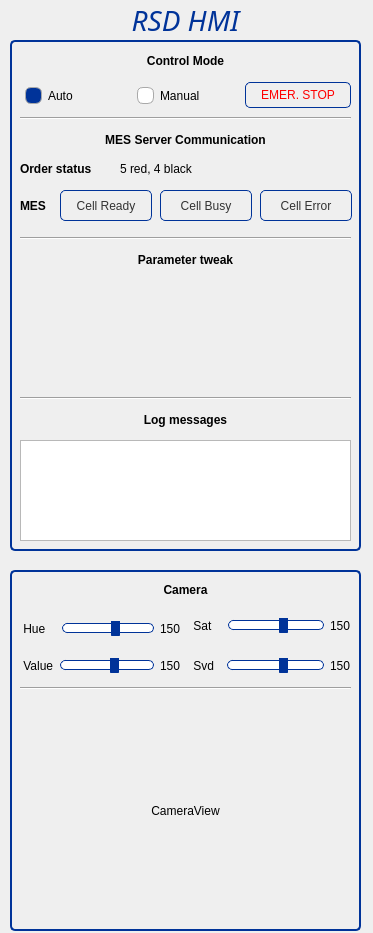
First picture: the form in RC_HMI/src/HMIWidget.ui, repository rsbGroup1/rc_rsd, before the edit.
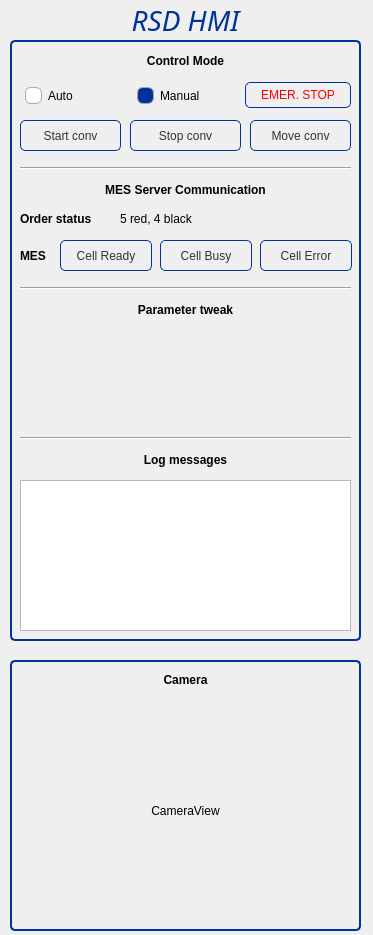
Second picture: the form after the edit.

Patch:
```diff
--- a/RC_HMI/src/HMIWidget.ui
+++ b/RC_HMI/src/HMIWidget.ui
@@ -7,7 +7,7 @@
     <x>0</x>
     <y>0</y>
     <width>373</width>
-    <height>933</height>
+    <height>935</height>
    </rect>
   </property>
   <property name="windowTitle">
@@ -17,9 +17,9 @@
    <property name="geometry">
     <rect>
      <x>10</x>
-     <y>570</y>
+     <y>660</y>
      <width>351</width>
-     <height>361</height>
+     <height>271</height>
     </rect>
    </property>
    <property name="styleSheet">
@@ -35,7 +35,7 @@
     <property name="geometry">
      <rect>
       <x>10</x>
-      <y>130</y>
+      <y>40</y>
       <width>331</width>
       <height>221</height>
      </rect>
@@ -69,260 +69,6 @@
      <set>Qt::AlignCenter</set>
     </property>
    </widget>
-   <widget class="QWidget" name="horizontalLayoutWidget">
-    <property name="geometry">
-     <rect>
-      <x>10</x>
-      <y>40</y>
-      <width>161</width>
-      <height>37</height>
-     </rect>
-    </property>
-    <layout class="QHBoxLayout" name="horizontalLayout">
-     <item>
-      <widget class="QLabel" name="label_3">
-       <property name="text">
-        <string> Hue   </string>
-       </property>
-      </widget>
-     </item>
-     <item>
-      <widget class="QSlider" name="horizontalSlider">
-       <property name="focusPolicy">
-        <enum>Qt::NoFocus</enum>
-       </property>
-       <property name="contextMenuPolicy">
-        <enum>Qt::DefaultContextMenu</enum>
-       </property>
-       <property name="styleSheet">
-        <string notr="true">QSlider::groove:horizontal {
-border: 1px solid #003399;
-height: 8px;
-background: white;
-border-radius: 5px;
-}
-
-QSlider::handle:horizontal {
-background: #003399;
-border: 1px solid #003399;
-width: 7px;
-margin: -5px 0; 
-border-radius: 2px;
-}</string>
-       </property>
-       <property name="maximum">
-        <number>255</number>
-       </property>
-       <property name="value">
-        <number>150</number>
-       </property>
-       <property name="tracking">
-        <bool>false</bool>
-       </property>
-       <property name="orientation">
-        <enum>Qt::Horizontal</enum>
-       </property>
-      </widget>
-     </item>
-     <item>
-      <widget class="QLabel" name="label_7">
-       <property name="text">
-        <string>150</string>
-       </property>
-      </widget>
-     </item>
-    </layout>
-   </widget>
-   <widget class="QWidget" name="horizontalLayoutWidget_2">
-    <property name="geometry">
-     <rect>
-      <x>10</x>
-      <y>80</y>
-      <width>161</width>
-      <height>31</height>
-     </rect>
-    </property>
-    <layout class="QHBoxLayout" name="horizontalLayout_2">
-     <item>
-      <widget class="QLabel" name="label_8">
-       <property name="text">
-        <string> Value</string>
-       </property>
-      </widget>
-     </item>
-     <item>
-      <widget class="QSlider" name="horizontalSlider_2">
-       <property name="focusPolicy">
-        <enum>Qt::NoFocus</enum>
-       </property>
-       <property name="styleSheet">
-        <string notr="true">QSlider::groove:horizontal {
-border: 1px solid #003399;
-height: 8px;
-background: white;
-border-radius: 5px;
-}
-
-QSlider::handle:horizontal {
-background: #003399;
-border: 1px solid #003399;
-width: 7px;
-margin: -5px 0; 
-border-radius: 2px;
-}</string>
-       </property>
-       <property name="maximum">
-        <number>255</number>
-       </property>
-       <property name="value">
-        <number>150</number>
-       </property>
-       <property name="orientation">
-        <enum>Qt::Horizontal</enum>
-       </property>
-      </widget>
-     </item>
-     <item>
-      <widget class="QLabel" name="label_9">
-       <property name="text">
-        <string>150</string>
-       </property>
-      </widget>
-     </item>
-    </layout>
-   </widget>
-   <widget class="QWidget" name="horizontalLayoutWidget_3">
-    <property name="geometry">
-     <rect>
-      <x>180</x>
-      <y>40</y>
-      <width>161</width>
-      <height>31</height>
-     </rect>
-    </property>
-    <layout class="QHBoxLayout" name="horizontalLayout_3">
-     <item>
-      <widget class="QLabel" name="label_10">
-       <property name="text">
-        <string> Sat   </string>
-       </property>
-      </widget>
-     </item>
-     <item>
-      <widget class="QSlider" name="horizontalSlider_3">
-       <property name="focusPolicy">
-        <enum>Qt::NoFocus</enum>
-       </property>
-       <property name="contextMenuPolicy">
-        <enum>Qt::DefaultContextMenu</enum>
-       </property>
-       <property name="styleSheet">
-        <string notr="true">QSlider::groove:horizontal {
-border: 1px solid #003399;
-height: 8px;
-background: white;
-border-radius: 5px;
-}
-
-QSlider::handle:horizontal {
-background: #003399;
-border: 1px solid #003399;
-width: 7px;
-margin: -5px 0; 
-border-radius: 2px;
-}</string>
-       </property>
-       <property name="maximum">
-        <number>255</number>
-       </property>
-       <property name="value">
-        <number>150</number>
-       </property>
-       <property name="orientation">
-        <enum>Qt::Horizontal</enum>
-       </property>
-      </widget>
-     </item>
-     <item>
-      <widget class="QLabel" name="label_11">
-       <property name="text">
-        <string>150</string>
-       </property>
-      </widget>
-     </item>
-    </layout>
-   </widget>
-   <widget class="QWidget" name="horizontalLayoutWidget_4">
-    <property name="geometry">
-     <rect>
-      <x>180</x>
-      <y>80</y>
-      <width>161</width>
-      <height>31</height>
-     </rect>
-    </property>
-    <layout class="QHBoxLayout" name="horizontalLayout_4">
-     <item>
-      <widget class="QLabel" name="label_12">
-       <property name="text">
-        <string> Svd  </string>
-       </property>
-      </widget>
-     </item>
-     <item>
-      <widget class="QSlider" name="horizontalSlider_4">
-       <property name="focusPolicy">
-        <enum>Qt::NoFocus</enum>
-       </property>
-       <property name="styleSheet">
-        <string notr="true">QSlider::groove:horizontal {
-border: 1px solid #003399;
-height: 8px;
-background: white;
-border-radius: 5px;
-}
-
-QSlider::handle:horizontal {
-background: #003399;
-border: 1px solid #003399;
-width: 7px;
-margin: -5px 0; 
-border-radius: 2px;
-}</string>
-       </property>
-       <property name="maximum">
-        <number>255</number>
-       </property>
-       <property name="value">
-        <number>150</number>
-       </property>
-       <property name="orientation">
-        <enum>Qt::Horizontal</enum>
-       </property>
-      </widget>
-     </item>
-     <item>
-      <widget class="QLabel" name="label_13">
-       <property name="text">
-        <string>150</string>
-       </property>
-      </widget>
-     </item>
-    </layout>
-   </widget>
-   <widget class="Line" name="line_2">
-    <property name="geometry">
-     <rect>
-      <x>10</x>
-      <y>110</y>
-      <width>331</width>
-      <height>16</height>
-     </rect>
-    </property>
-    <property name="orientation">
-     <enum>Qt::Horizontal</enum>
-    </property>
-   </widget>
   </widget>
   <widget class="QGroupBox" name="groupBox_2">
    <property name="geometry">
@@ -330,7 +76,7 @@
      <x>10</x>
      <y>40</y>
      <width>351</width>
-     <height>511</height>
+     <height>601</height>
     </rect>
    </property>
    <property name="styleSheet">
@@ -346,7 +92,7 @@
     <property name="geometry">
      <rect>
       <x>10</x>
-      <y>90</y>
+      <y>140</y>
       <width>331</width>
       <height>19</height>
      </rect>
@@ -368,7 +114,7 @@
     <property name="geometry">
      <rect>
       <x>10</x>
-      <y>120</y>
+      <y>170</y>
       <width>101</width>
       <height>17</height>
      </rect>
@@ -387,7 +133,7 @@
     <property name="geometry">
      <rect>
       <x>110</x>
-      <y>120</y>
+      <y>170</y>
       <width>231</width>
       <height>17</height>
      </rect>
@@ -400,7 +146,7 @@
     <property name="geometry">
      <rect>
       <x>10</x>
-      <y>70</y>
+      <y>120</y>
       <width>331</width>
       <height>16</height>
      </rect>
@@ -413,7 +159,7 @@
     <property name="geometry">
      <rect>
       <x>10</x>
-      <y>210</y>
+      <y>260</y>
       <width>331</width>
       <height>19</height>
      </rect>
@@ -469,7 +215,7 @@
         <string>Auto</string>
        </property>
        <property name="checked">
-        <bool>true</bool>
+        <bool>false</bool>
        </property>
       </widget>
      </item>
@@ -504,7 +250,7 @@
         <string>Manual</string>
        </property>
        <property name="checked">
-        <bool>false</bool>
+        <bool>true</bool>
        </property>
       </widget>
      </item>
@@ -552,7 +298,7 @@
     <property name="geometry">
      <rect>
       <x>50</x>
-      <y>150</y>
+      <y>200</y>
       <width>92</width>
       <height>31</height>
      </rect>
@@ -596,7 +342,7 @@
     <property name="geometry">
      <rect>
       <x>150</x>
-      <y>150</y>
+      <y>200</y>
       <width>92</width>
       <height>31</height>
      </rect>
@@ -641,7 +387,7 @@
     <property name="geometry">
      <rect>
       <x>250</x>
-      <y>150</y>
+      <y>200</y>
       <width>92</width>
       <height>31</height>
      </rect>
@@ -685,7 +431,7 @@
     <property name="geometry">
      <rect>
       <x>10</x>
-      <y>150</y>
+      <y>200</y>
       <width>61</width>
       <height>31</height>
      </rect>
@@ -704,7 +450,7 @@
     <property name="geometry">
      <rect>
       <x>10</x>
-      <y>190</y>
+      <y>240</y>
       <width>331</width>
       <height>16</height>
      </rect>
@@ -739,7 +485,7 @@
     <property name="geometry">
      <rect>
       <x>10</x>
-      <y>350</y>
+      <y>390</y>
       <width>331</width>
       <height>16</height>
      </rect>
@@ -752,7 +498,7 @@
     <property name="geometry">
      <rect>
       <x>10</x>
-      <y>370</y>
+      <y>410</y>
       <width>331</width>
       <height>19</height>
      </rect>
@@ -774,12 +520,144 @@
     <property name="geometry">
      <rect>
       <x>10</x>
-      <y>400</y>
+      <y>440</y>
       <width>331</width>
-      <height>101</height>
+      <height>151</height>
      </rect>
     </property>
    </widget>
+   <widget class="QPushButton" name="_btnStartConv">
+    <property name="geometry">
+     <rect>
+      <x>10</x>
+      <y>80</y>
+      <width>101</width>
+      <height>31</height>
+     </rect>
+    </property>
+    <property name="minimumSize">
+     <size>
+      <width>92</width>
+      <height>0</height>
+     </size>
+    </property>
+    <property name="focusPolicy">
+     <enum>Qt::NoFocus</enum>
+    </property>
+    <property name="styleSheet">
+     <string notr="true">QPushButton {
+color: #333;
+border: 1px solid #003399;
+border-radius: 5px;
+padding: 5px;
+min-width: 80px;
+}
+
+QPushButton:hover {
+background: qradialgradient(cx: 0.4, cy: -0.1,
+fx: 0.9, fy: -0.1,
+radius: 10.35, stop: 0 #fff, stop: 1 #003399);
+}
+
+QPushButton:pressed {
+background: qradialgradient(cx: 0.4, cy: -0.1,
+fx: 0.9, fy: -0.1,
+radius: 5.35, stop: 0 #fff, stop: 1 #003399);
+}
+</string>
+    </property>
+    <property name="text">
+     <string>Start conv</string>
+    </property>
+   </widget>
+   <widget class="QPushButton" name="_btnMoveConv">
+    <property name="geometry">
+     <rect>
+      <x>240</x>
+      <y>80</y>
+      <width>101</width>
+      <height>31</height>
+     </rect>
+    </property>
+    <property name="minimumSize">
+     <size>
+      <width>92</width>
+      <height>0</height>
+     </size>
+    </property>
+    <property name="focusPolicy">
+     <enum>Qt::NoFocus</enum>
+    </property>
+    <property name="styleSheet">
+     <string notr="true">QPushButton {
+color: #333;
+border: 1px solid #003399;
+border-radius: 5px;
+padding: 5px;
+min-width: 80px;
+}
+
+QPushButton:hover {
+background: qradialgradient(cx: 0.4, cy: -0.1,
+fx: 0.9, fy: -0.1,
+radius: 10.35, stop: 0 #fff, stop: 1 #003399);
+}
+
+QPushButton:pressed {
+background: qradialgradient(cx: 0.4, cy: -0.1,
+fx: 0.9, fy: -0.1,
+radius: 5.35, stop: 0 #fff, stop: 1 #003399);
+}
+</string>
+    </property>
+    <property name="text">
+     <string>Move conv</string>
+    </property>
+   </widget>
+   <widget class="QPushButton" name="_btnStopConv">
+    <property name="geometry">
+     <rect>
+      <x>120</x>
+      <y>80</y>
+      <width>111</width>
+      <height>31</height>
+     </rect>
+    </property>
+    <property name="minimumSize">
+     <size>
+      <width>92</width>
+      <height>0</height>
+     </size>
+    </property>
+    <property name="focusPolicy">
+     <enum>Qt::NoFocus</enum>
+    </property>
+    <property name="styleSheet">
+     <string notr="true">QPushButton {
+color: #333;
+border: 1px solid #003399;
+border-radius: 5px;
+padding: 5px;
+min-width: 80px;
+}
+
+QPushButton:hover {
+background: qradialgradient(cx: 0.4, cy: -0.1,
+fx: 0.9, fy: -0.1,
+radius: 10.35, stop: 0 #fff, stop: 1 #003399);
+}
+
+QPushButton:pressed {
+background: qradialgradient(cx: 0.4, cy: -0.1,
+fx: 0.9, fy: -0.1,
+radius: 5.35, stop: 0 #fff, stop: 1 #003399);
+}
+</string>
+    </property>
+    <property name="text">
+     <string>Stop conv</string>
+    </property>
+   </widget>
    <zorder>_btnCellReady</zorder>
    <zorder>label_14</zorder>
    <zorder>label_15</zorder>
@@ -795,6 +673,9 @@
    <zorder>line_4</zorder>
    <zorder>label_18</zorder>
    <zorder>_txtBrowser</zorder>
+   <zorder>_btnStartConv</zorder>
+   <zorder>_btnMoveConv</zorder>
+   <zorder>_btnStopConv</zorder>
   </widget>
   <widget class="QLabel" name="label">
    <property name="geometry">
```
